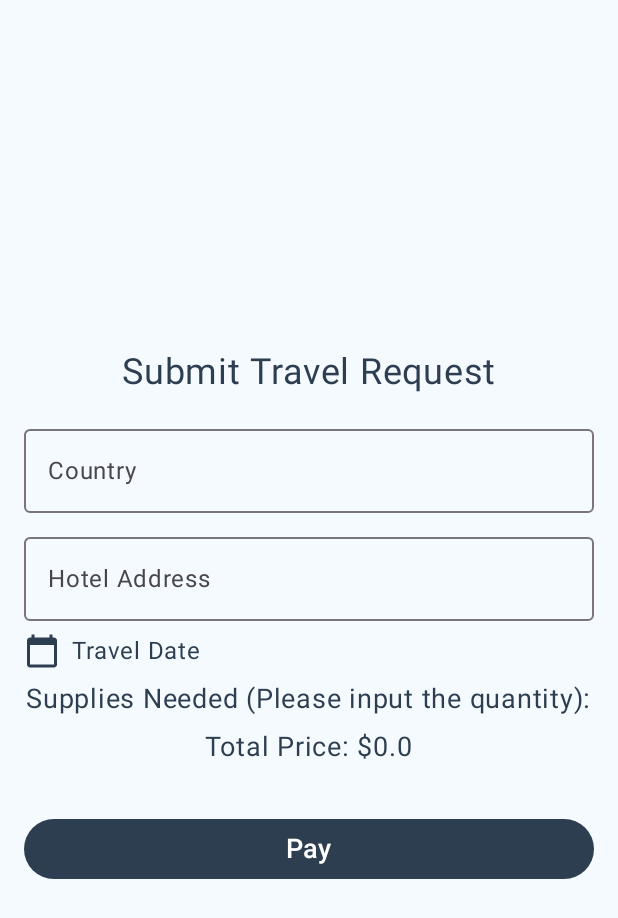
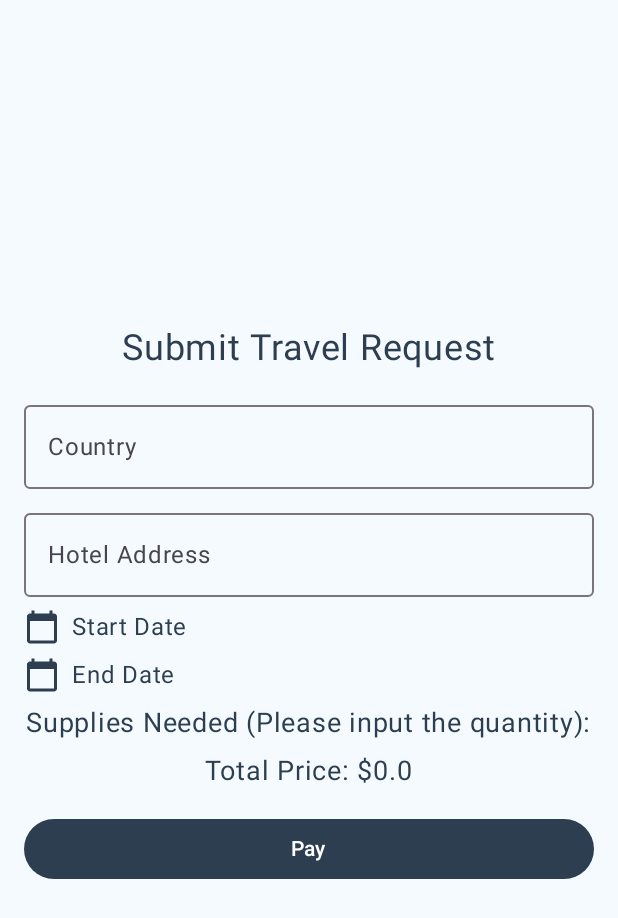
Before and after one commit to eightus/ITP-Peritoneal-Dialysis, an Android app built with Jetpack Compose: the composable TravelRequestScreen shown on its own in the app's theme, on a phone screen of 412 x 824 dp. Shown: the top 918 px of the screen. Run offline under Robolectric (Android 15) with nearby library versions, the phone set to English and light mode, and no system bars; our stand-ins replace Dagger/Hilt's generated code, Firebase (no records; nobody signed in at launch, a user with empty details on screens opened directly).

Commit message:
Fix Travel according to feedback

```diff
--- a/app/src/main/java/com/itp/pdbuddy/data/repository/TravelRepository.kt
+++ b/app/src/main/java/com/itp/pdbuddy/data/repository/TravelRepository.kt
@@ -1,6 +1,7 @@
 package com.itp.pdbuddy.data.repository
 
 import android.util.Log
+import com.google.firebase.auth.FirebaseAuth
 import com.google.firebase.firestore.FirebaseFirestore
 import com.itp.pdbuddy.ui.screen.Clinic
 import com.itp.pdbuddy.ui.screen.SupplyRequest
@@ -47,12 +48,14 @@ class TravelRepository @Inject constructor() {
     suspend fun submitTravelRequest(
         country: String,
         hotelAddress: String,
-        travelDates: String,
+        travelStartDate: String,
+        travelEndDate: String,
         supplyRequests: List<SupplyRequest>,
         username: String?,
         totalPrice: Double,
         orderDate: String
     ) {
+        val travelDates = "$travelStartDate - $travelEndDate"
         val request = hashMapOf(
             "country" to country,
             "hotelAddress" to hotelAddress,
@@ -92,9 +95,10 @@ class TravelRepository @Inject constructor() {
         }
     }
 
-    suspend fun getPastRequests(): List<PastRequest> {
+    suspend fun getPastRequests(username: String): List<PastRequest> {
         return try {
             val snapshot = db.collection("TravelRequestForm")
+                .whereEqualTo("username", username)
                 .get()
                 .await()
 
@@ -123,4 +127,19 @@ class TravelRepository @Inject constructor() {
         }
     }
 
+    suspend fun getCurrentUsername(): String? {
+        val username = FirebaseAuth.getInstance().currentUser?.uid
+        return if (username != null) {
+            try {
+                val documentSnapshot = db.collection("users").document(username).get().await()
+                documentSnapshot.getString("username")
+            } catch (e: Exception) {
+                e.printStackTrace()
+                null
+            }
+        } else {
+            null
+        }
+    }
+
 }
--- a/app/src/main/java/com/itp/pdbuddy/ui/screen/PastRequestScreen.kt
+++ b/app/src/main/java/com/itp/pdbuddy/ui/screen/PastRequestScreen.kt
@@ -27,7 +27,7 @@ fun PastRequestScreen(navController: NavHostController, viewModel: TravelRequest
     var selectedRequest by remember { mutableStateOf<PastRequest?>(null) }
 
     LaunchedEffect(key1 = true) {
-        viewModel.fetchPastRequests() // Fetch past requests on initial load
+        viewModel.fetchPastRequests() // Fetch past requests for the logged-in user on initial load
     }
 
     LazyColumn(
--- a/app/src/main/java/com/itp/pdbuddy/ui/screen/TravelRequestScreen.kt
+++ b/app/src/main/java/com/itp/pdbuddy/ui/screen/TravelRequestScreen.kt
@@ -3,6 +3,7 @@ package com.itp.pdbuddy.ui.screen
 import android.annotation.SuppressLint
 import android.app.DatePickerDialog
 import android.widget.DatePicker
+import androidx.compose.foundation.Image
 import androidx.compose.foundation.clickable
 import androidx.compose.foundation.layout.*
 import androidx.compose.foundation.lazy.LazyColumn
@@ -15,12 +16,14 @@ import androidx.compose.runtime.*
 import androidx.compose.ui.Alignment
 import androidx.compose.ui.Modifier
 import androidx.compose.ui.platform.LocalContext
+import androidx.compose.ui.res.painterResource
 import androidx.compose.ui.text.input.ImeAction
 import androidx.compose.ui.text.input.KeyboardType
 import androidx.compose.ui.unit.dp
 import androidx.compose.ui.unit.sp
 import androidx.hilt.navigation.compose.hiltViewModel
 import androidx.navigation.NavHostController
+import com.itp.pdbuddy.R
 import com.itp.pdbuddy.ui.viewmodel.TravelRequestViewModel
 import kotlinx.coroutines.launch
 import java.util.*
@@ -29,7 +32,8 @@ import java.util.*
 fun TravelRequestScreen(navController: NavHostController, viewModel: TravelRequestViewModel = hiltViewModel()) {
     var country by remember { mutableStateOf("") }
     var hotelAddress by remember { mutableStateOf("") }
-    var travelDates by remember { mutableStateOf("") }
+    var travelStartDate by remember { mutableStateOf("") }
+    var travelEndDate by remember { mutableStateOf("") }
     var errorMessage by remember { mutableStateOf("") }
     val orderDate = remember {
         "${Calendar.getInstance().get(Calendar.DAY_OF_MONTH)}/${Calendar.getInstance().get(Calendar.MONTH) + 1}/${Calendar.getInstance().get(Calendar.YEAR)}"
@@ -43,13 +47,27 @@ fun TravelRequestScreen(navController: NavHostController, viewModel: TravelReque
     val context = LocalContext.current
     val calendar = Calendar.getInstance()
 
-    val datePickerDialog = remember {
+    val datePickerDialogStart = remember {
         DatePickerDialog(
             context,
             { _: DatePicker, year: Int, month: Int, dayOfMonth: Int ->
                 val formattedMonth = if (month + 1 < 10) "0${month + 1}" else "${month + 1}"
                 val formattedDayOfMonth = if (dayOfMonth < 10) "0$dayOfMonth" else "$dayOfMonth"
-                travelDates = "$formattedDayOfMonth/${formattedMonth}/${year}"
+                travelStartDate = "$formattedDayOfMonth/${formattedMonth}/${year}"
+            },
+            calendar.get(Calendar.YEAR),
+            calendar.get(Calendar.MONTH),
+            calendar.get(Calendar.DAY_OF_MONTH)
+        )
+    }
+
+    val datePickerDialogEnd = remember {
+        DatePickerDialog(
+            context,
+            { _: DatePicker, year: Int, month: Int, dayOfMonth: Int ->
+                val formattedMonth = if (month + 1 < 10) "0${month + 1}" else "${month + 1}"
+                val formattedDayOfMonth = if (dayOfMonth < 10) "0$dayOfMonth" else "$dayOfMonth"
+                travelEndDate = "$formattedDayOfMonth/${formattedMonth}/${year}"
             },
             calendar.get(Calendar.YEAR),
             calendar.get(Calendar.MONTH),
@@ -64,6 +82,26 @@ fun TravelRequestScreen(navController: NavHostController, viewModel: TravelReque
                 quantity * supply.price
             }
         }
+    }
+
+    val supplyImageMap = remember {
+        mapOf(
+            "antibacterialsolutions" to R.drawable.antibacterialsolutions,
+            "catheterdressingkits" to R.drawable.catheterdressingkits,
+            "catheters" to R.drawable.catheters,
+            "clamps" to R.drawable.clamps,
+            "dialysissolutionbags" to R.drawable.dialysissolutionbags,
+            "emergencykit" to R.drawable.emergencykit,
+            "facemasks" to R.drawable.facemasks,
+            "measuringcontainers" to R.drawable.measuringcontainers,
+            "peritonealdialysisdrainagebags" to R.drawable.peritonealdialysisdrainagebags,
+            "sterilegloves" to R.drawable.sterilegloves,
+            "syringes" to R.drawable.syringes,
+            "tapeanddressings" to R.drawable.tapeanddressings,
+            "transfersets" to R.drawable.transfersets,
+            "wastedisposalbags" to R.drawable.wastedisposalbags,
+            "apdmachine" to R.drawable.apdmachine
+        )
     }
 
     LazyColumn(
@@ -103,19 +141,42 @@ fun TravelRequestScreen(navController: NavHostController, viewModel: TravelReque
                 modifier = Modifier
                     .fillMaxWidth()
                     .padding(bottom = 8.dp)
-                    .clickable { datePickerDialog.show() }
+                    .clickable { datePickerDialogStart.show() }
             ) {
                 Icon(
                     imageVector = Icons.Default.CalendarToday,
-                    contentDescription = "Select Travel Dates",
+                    contentDescription = "Select Travel Start Date",
                     modifier = Modifier.padding(end = 8.dp)
                 )
-                Text("Travel Date", fontSize = 16.sp)
+                Text("Start Date", fontSize = 16.sp)
             }
 
-            if (travelDates.isNotEmpty()) {
+            if (travelStartDate.isNotEmpty()) {
                 Text(
-                    text = "Selected Travel Dates: $travelDates",
+                    text = "Selected Start Date: $travelStartDate",
+                    fontSize = 16.sp,
+                    modifier = Modifier.padding(bottom = 16.dp)
+                )
+            }
+
+            Row(
+                verticalAlignment = Alignment.CenterVertically,
+                modifier = Modifier
+                    .fillMaxWidth()
+                    .padding(bottom = 8.dp)
+                    .clickable { datePickerDialogEnd.show() }
+            ) {
+                Icon(
+                    imageVector = Icons.Default.CalendarToday,
+                    contentDescription = "Select Travel End Date",
+                    modifier = Modifier.padding(end = 8.dp)
+                )
+                Text("End Date", fontSize = 16.sp)
+            }
+
+            if (travelEndDate.isNotEmpty()) {
+                Text(
+                    text = "Selected End Date: $travelEndDate",
                     fontSize = 16.sp,
                     modifier = Modifier.padding(bottom = 16.dp)
                 )
@@ -130,15 +191,26 @@ fun TravelRequestScreen(navController: NavHostController, viewModel: TravelReque
 
         items(supplies.size) { index ->
             val supply = supplies[index]
+            val imageResource = supplyImageMap[supply.name.replace(" ", "").lowercase()] ?: R.drawable.splash_heart // Use placeholder if image is not found
+
             Row(
                 verticalAlignment = Alignment.CenterVertically,
                 modifier = Modifier
                     .fillMaxWidth()
                     .padding(vertical = 4.dp)
             ) {
-                Text(text = supply.name, fontSize = 16.sp)
+                Image(
+                    painter = painterResource(id = imageResource),
+                    contentDescription = supply.name,
+                    modifier = Modifier.size(40.dp)
+                )
                 Spacer(modifier = Modifier.width(8.dp))
-                Text(text = "$${supply.price}", fontSize = 16.sp)
+                Column(
+                    modifier = Modifier.weight(1f)
+                ) {
+                    Text(text = supply.name, fontSize = 16.sp)
+                    Text(text = "$${supply.price}", fontSize = 16.sp)
+                }
                 Spacer(modifier = Modifier.width(8.dp))
 
                 OutlinedTextField(
@@ -169,7 +241,6 @@ fun TravelRequestScreen(navController: NavHostController, viewModel: TravelReque
             if (errorMessage.isNotEmpty()) {
                 Text(
                     text = errorMessage,
-                    color = androidx.compose.ui.graphics.Color.Red,
                     modifier = Modifier.padding(bottom = 8.dp)
                 )
             }
@@ -184,33 +255,30 @@ fun TravelRequestScreen(navController: NavHostController, viewModel: TravelReque
 
             Button(
                 onClick = {
-                    if (country.isBlank() || hotelAddress.isBlank() || travelDates.isBlank()) {
-                        errorMessage = "Please fill in all fields (Country, Hotel Address, Travel Date)."
-                    } else if (quantityMap.values.any { it <= 0 }) {
-                        errorMessage = "All quantities must be greater than zero."
+                    if (country.isNotEmpty() && hotelAddress.isNotEmpty() && travelStartDate.isNotEmpty() && travelEndDate.isNotEmpty()) {
+                        coroutineScope.launch {
+                            viewModel.submitTravelRequest(
+                                country = country,
+                                hotelAddress = hotelAddress,
+                                travelStartDate = travelStartDate,
+                                travelEndDate = travelEndDate,
+                                supplyRequests = supplies.map { supply ->
+                                    supply.copy(quantity = quantityMap[supply.name] ?: 0)
+                                },
+                                totalPrice = totalPrice,
+                                orderDate = orderDate
+                            )
+                            navController.navigate("SuccessPaymentTravelScreen")
+                        }
                     } else {
-                        val totalPrice = supplies.sumOf { supply ->
-                            val quantity = quantityMap[supply.name] ?: 0
-                            quantity * supply.price
-                        }
-
-                        val supplyRequests = quantityMap.map { (name, quantity) ->
-                            val price = supplies.find { it.name == name }?.price ?: 0.0
-                            SupplyRequest(name = name, quantity = quantity, price = price)
-                        }
-
-                        coroutineScope.launch {
-                            viewModel.submitTravelRequest(country, hotelAddress, travelDates, supplyRequests, totalPrice, orderDate)
-                            navController.navigate("successPaymentTravelScreen")
-                        }
+                        errorMessage = "Please fill in all fields."
                     }
                 },
-                shape = RoundedCornerShape(50),
                 modifier = Modifier
                     .fillMaxWidth()
-                    .padding(top = 16.dp)
+                    .padding(bottom = 16.dp)
             ) {
-                Text(text = "Pay", fontSize = 18.sp)
+                Text("Pay")
             }
         }
     }
--- a/app/src/main/java/com/itp/pdbuddy/ui/viewmodel/TravelRequestViewModel.kt
+++ b/app/src/main/java/com/itp/pdbuddy/ui/viewmodel/TravelRequestViewModel.kt
@@ -32,7 +32,6 @@ class TravelRequestViewModel @Inject constructor(
     init {
         fetchSupplies()
         fetchUsername()
-        fetchPastRequests()
     }
 
     private fun fetchSupplies() {
@@ -48,6 +47,16 @@ class TravelRequestViewModel @Inject constructor(
             val result = authRepository.getUsername()
             if (result is Result.Success) {
                 _username.value = result.data
+                fetchPastRequests() // Fetch past requests with the fetched username
+            }
+        }
+    }
+
+    fun fetchPastRequests() {
+        val currentUsername = _username.value
+        currentUsername?.let { username ->
+            viewModelScope.launch {
+                _pastRequests.value = travelRepository.getPastRequests(username)
             }
         }
     }
@@ -55,7 +64,8 @@ class TravelRequestViewModel @Inject constructor(
     suspend fun submitTravelRequest(
         country: String,
         hotelAddress: String,
-        travelDates: String,
+        travelStartDate: String,
+        travelEndDate: String,
         supplyRequests: List<SupplyRequest>,
         totalPrice: Double,
         orderDate: String
@@ -65,18 +75,13 @@ class TravelRequestViewModel @Inject constructor(
             travelRepository.submitTravelRequest(
                 country = country,
                 hotelAddress = hotelAddress,
-                travelDates = travelDates,
+                travelStartDate = travelStartDate,
+                travelEndDate = travelEndDate,
                 supplyRequests = supplyRequests,
                 username = username,
                 totalPrice = totalPrice,
                 orderDate = orderDate
             )
-        }
-    }
-
-    fun fetchPastRequests() {
-        viewModelScope.launch {
-            _pastRequests.value = travelRepository.getPastRequests()
         }
     }
 
```
Also changed, not shown: app/src/main/java/com/itp/pdbuddy/ui/screen/TravelScreen.kt (+14 -15 lines).
